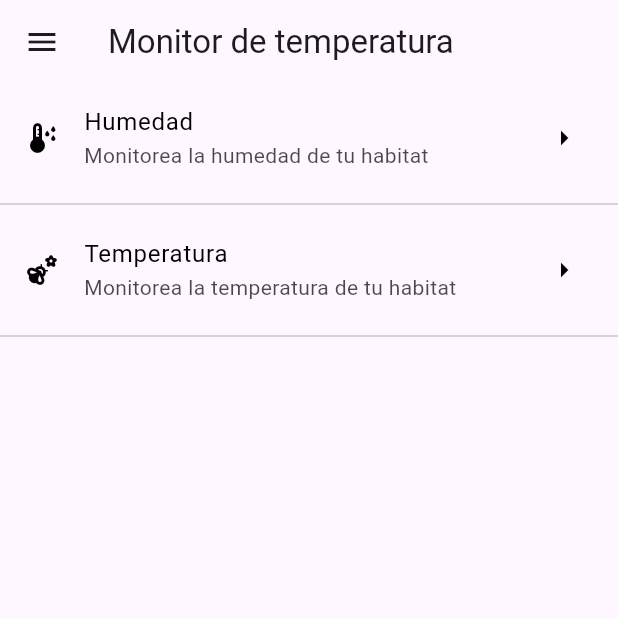
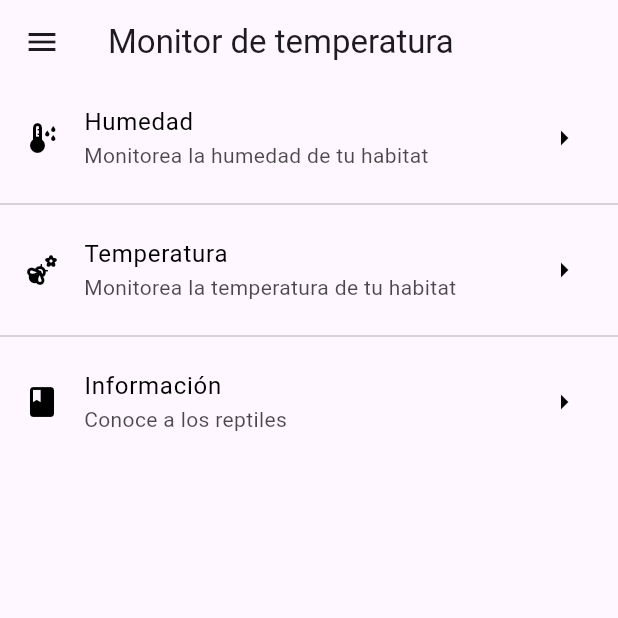
Before and after one commit to SantiagoHM27/Temperatura-movil, a Flutter app: the HomeScreen screen opened by its route, on a phone screen of 412 x 824 dp, the top half of it. Run offline on Flutter 3.47's test engine with Material 3 defaults, Android fonts, the phone set to English and light mode, and no system bars; our stand-ins replace cloud_firestore, firebase_auth, firebase_core, fluttertoast, font_awesome_flutter; accounts and stored records are empty.

Commit message:
utimos cambios

```diff
--- a/lib/screens/home_screen.dart
+++ b/lib/screens/home_screen.dart
@@ -1,5 +1,6 @@
 import 'package:flutter/material.dart';
 import 'package:historial_exit/screens/frecuencia.dart';
+import 'package:historial_exit/screens/info.dart';
 import 'package:historial_exit/screens/saturacion.dart';
 
 
@@ -52,6 +53,16 @@ class _HomeScreenState extends State<HomeScreen> {
                   return const SaturacionOxigeno();
                 });
                 Navigator.push(context, ruta3);
+              },
+            ),
+            ListTile(
+              title: const Text('Información'),
+              onTap: () {
+                Navigator.pop(context); // Cerrar el Drawer
+                final ruta4= MaterialPageRoute(builder: (context) {
+                  return  ReptilesScreen();
+                });
+                Navigator.push(context, ruta4);
               },
             ),
             ListTile(
@@ -115,6 +126,30 @@ class _HomeScreenState extends State<HomeScreen> {
             },
           ),
           const Divider(),
+          ListTile(
+            title: const Text(
+              'Información',
+              style: TextStyle(color: Color.fromARGB(255, 0, 0, 0)),
+            ),
+            subtitle: const Text(
+              'Conoce a los reptiles',
+              style: TextStyle(color: Color.fromARGB(181, 0, 0, 0)),
+            ),
+            leading: const Icon(
+              Icons.book,
+              color: Color.fromARGB(255, 0, 0, 0),
+            ),
+            trailing: const Icon(
+              Icons.arrow_right_outlined,
+              color: Color.fromARGB(255, 0, 0, 0),
+            ),
+            onTap: () {
+              final ruta4 = MaterialPageRoute(builder: (context) {
+                return ReptilesScreen();
+              });
+              Navigator.push(context, ruta4);
+            },
+          ),
         ],
       ),
     );
--- a/lib/screens/login_screen.dart
+++ b/lib/screens/login_screen.dart
@@ -75,7 +75,7 @@ class _LoginPageState extends State<LoginPage> {
                   width: double.infinity,
                   height: 45,
                   decoration: BoxDecoration(
-                    color: Colors.blue,
+                    color: Colors.lightGreen.shade200,
                     borderRadius: BorderRadius.circular(10),
                   ),
                   child: Center(
--- a/lib/screens/sign_up_page.dart
+++ b/lib/screens/sign_up_page.dart
@@ -43,7 +43,7 @@ class _SignUpPageState extends State<SignUpPage> {
             mainAxisAlignment: MainAxisAlignment.center,
             children: [
               Text(
-                "Registrate",
+                "Regístrate",
                 style: TextStyle(fontSize: 27, fontWeight: FontWeight.bold),
               ),
               SizedBox(
@@ -87,7 +87,7 @@ class _SignUpPageState extends State<SignUpPage> {
                   ),
                   child: Center(
                       child: isSigningUp ? CircularProgressIndicator(color: Colors.white,):Text(
-                    "Sign Up",
+                    "Registrar",
                     style: TextStyle(
                         color: Colors.white, fontWeight: FontWeight.bold),
                   )),
```
Also changed, not shown: lib/screens/frecuencia.dart (+11 -0 lines), lib/screens/info.dart (added, +115 -0 lines), lib/screens/saturacion.dart (+11 -0 lines).
